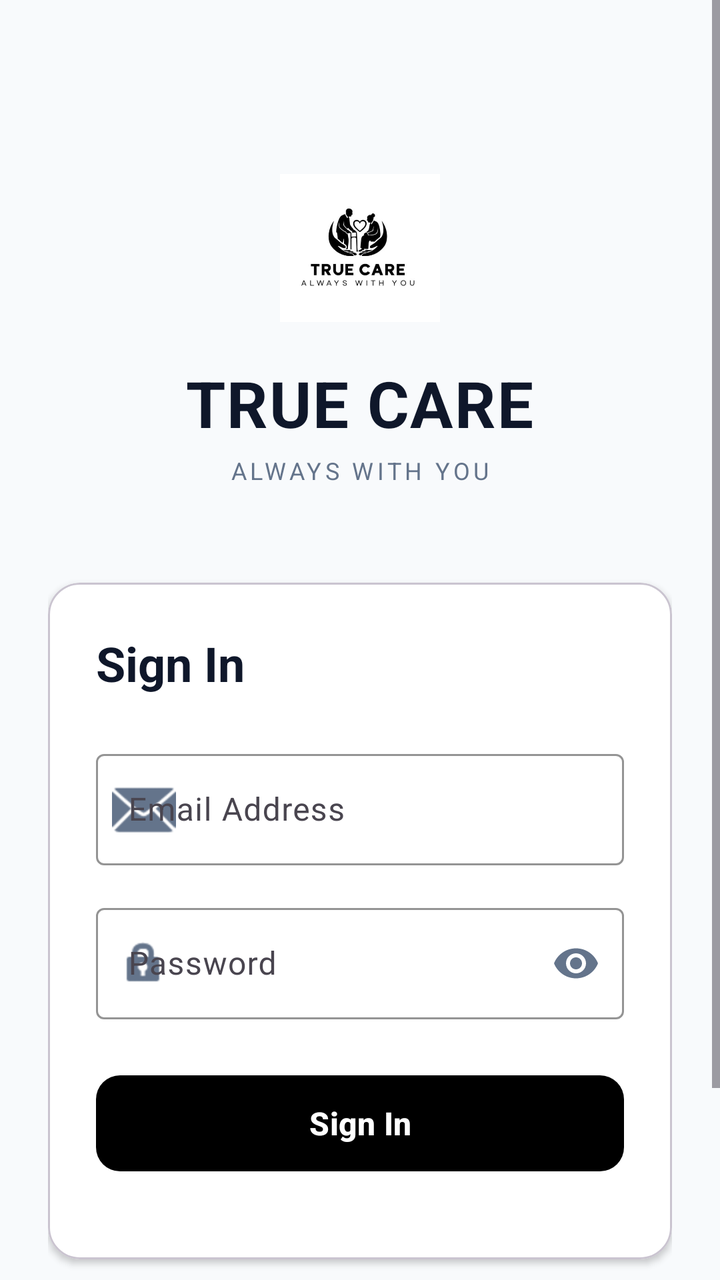
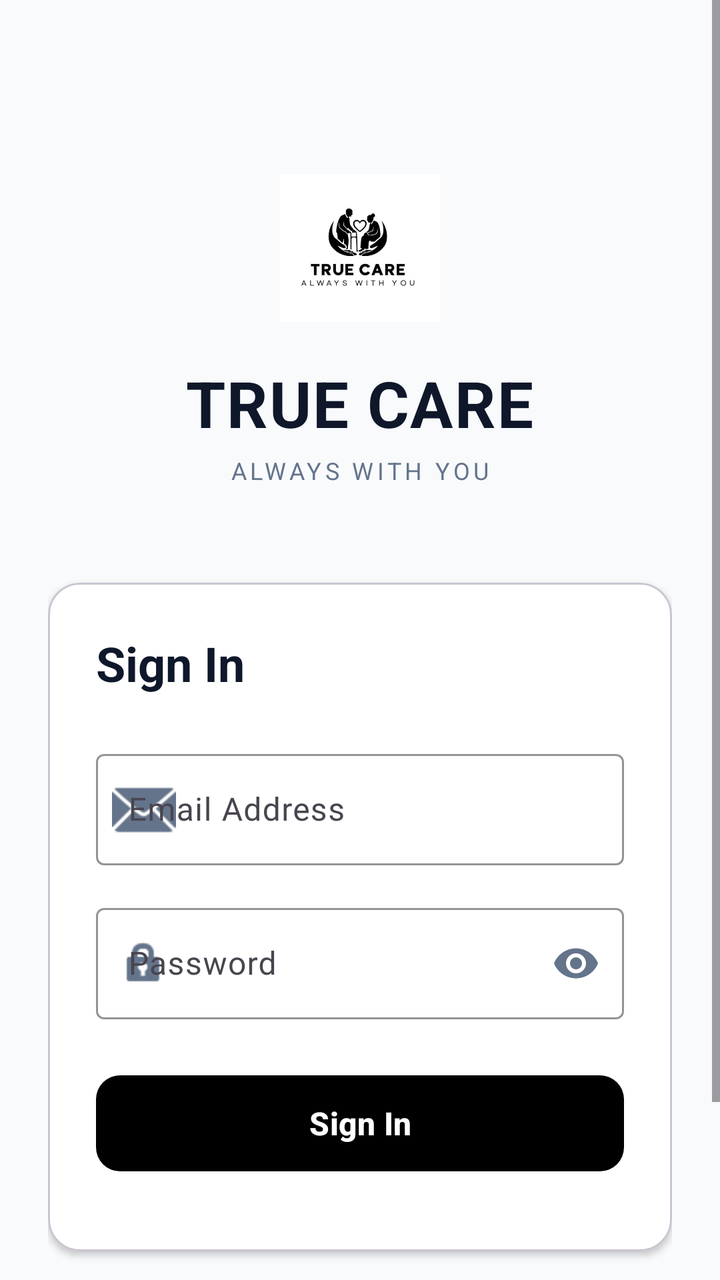

The first picture is an Android layout as it rendered before a commit; the second is the same layout after the commit. The layout source and the unified diff follow.
<!-- AndroidManifest.xml: application theme Theme.CaregiverManagementSystem -->
<!-- res/layout/activity_login.xml -->
<?xml version="1.0" encoding="utf-8"?>
<ScrollView xmlns:android="http://schemas.android.com/apk/res/android"
    xmlns:app="http://schemas.android.com/apk/res-auto"
    android:layout_width="match_parent"
    android:layout_height="match_parent"
    android:fillViewport="true"
    android:background="@color/surface">

    <androidx.constraintlayout.widget.ConstraintLayout
        android:layout_width="match_parent"
        android:layout_height="wrap_content"
        android:padding="24dp">

        
        <ImageView
            android:id="@+id/ivLogo"
            android:layout_width="80dp"
            android:layout_height="80dp"
            android:layout_marginTop="60dp"
            android:src="@mipmap/ic_launcher"
            android:contentDescription="TRUE CARE Logo"
            app:layout_constraintTop_toTopOf="parent"
            app:layout_constraintStart_toStartOf="parent"
            app:layout_constraintEnd_toEndOf="parent" />

        <TextView
            android:id="@+id/tvAppName"
            android:layout_width="wrap_content"
            android:layout_height="wrap_content"
            android:text="TRUE CARE"
            android:textSize="32sp"
            android:textStyle="bold"
            android:textColor="@color/gray_900"
            android:letterSpacing="0.02"
            android:layout_marginTop="16dp"
            app:layout_constraintTop_toBottomOf="@id/ivLogo"
            app:layout_constraintStart_toStartOf="parent"
            app:layout_constraintEnd_toEndOf="parent" />

        <TextView
            android:id="@+id/tvTagline"
            android:layout_width="wrap_content"
            android:layout_height="wrap_content"
            android:text="ALWAYS WITH YOU"
            android:textSize="12sp"
            android:textColor="@color/gray_500"
            android:letterSpacing="0.15"
            android:layout_marginTop="4dp"
            app:layout_constraintTop_toBottomOf="@id/tvAppName"
            app:layout_constraintStart_toStartOf="parent"
            app:layout_constraintEnd_toEndOf="parent" />

        
        <com.google.android.material.card.MaterialCardView
            android:id="@+id/cardLogin"
            android:layout_width="match_parent"
            android:layout_height="wrap_content"
            android:layout_marginTop="48dp"
            app:cardElevation="2dp"
            app:cardCornerRadius="16dp"
            app:cardBackgroundColor="@color/card_background"
            app:layout_constraintTop_toBottomOf="@id/tvTagline"
            app:layout_constraintStart_toStartOf="parent"
            app:layout_constraintEnd_toEndOf="parent">

            <LinearLayout
                android:layout_width="match_parent"
                android:layout_height="wrap_content"
                android:orientation="vertical"
                android:padding="24dp">

                <TextView
                    android:layout_width="wrap_content"
                    android:layout_height="wrap_content"
                    android:text="Sign In"
                    android:textSize="24sp"
                    android:textStyle="bold"
                    android:textColor="@color/gray_900"
                    android:layout_marginBottom="24dp" />

                
                <com.google.android.material.textfield.TextInputLayout
                    android:id="@+id/tilEmail"
                    android:layout_width="match_parent"
                    android:layout_height="wrap_content"
                    android:hint="Email Address"
                    app:startIconDrawable="@android:drawable/ic_dialog_email"
                    app:startIconTint="@color/gray_500"
                    app:boxStrokeColor="@color/black"
                    app:hintTextColor="@color/gray_600"
                    style="@style/Widget.Material3.TextInputLayout.OutlinedBox"
                    android:layout_marginBottom="16dp">

                    <com.google.android.material.textfield.TextInputEditText
                        android:id="@+id/etEmail"
                        android:layout_width="match_parent"
                        android:layout_height="wrap_content"
                        android:inputType="textEmailAddress"
                        android:textColor="@color/gray_900"
                        android:textSize="16sp" />
                </com.google.android.material.textfield.TextInputLayout>

                
                <com.google.android.material.textfield.TextInputLayout
                    android:id="@+id/tilPassword"
                    android:layout_width="match_parent"
                    android:layout_height="wrap_content"
                    android:hint="Password"
                    app:startIconDrawable="@android:drawable/ic_lock_idle_lock"
                    app:startIconTint="@color/gray_500"
                    app:endIconMode="password_toggle"
                    app:endIconTint="@color/gray_500"
                    app:boxStrokeColor="@color/black"
                    app:hintTextColor="@color/gray_600"
                    style="@style/Widget.Material3.TextInputLayout.OutlinedBox"
                    android:layout_marginBottom="24dp">

                    <com.google.android.material.textfield.TextInputEditText
                        android:id="@+id/etPassword"
                        android:layout_width="match_parent"
                        android:layout_height="wrap_content"
                        android:inputType="textPassword"
                        android:textColor="@color/gray_900"
                        android:textSize="16sp" />
                </com.google.android.material.textfield.TextInputLayout>

                
                <com.google.android.material.button.MaterialButton
                    android:id="@+id/btnLogin"
                    android:layout_width="match_parent"
                    android:layout_height="56dp"
                    android:text="Sign In"
                    android:textSize="16sp"
                    android:textStyle="bold"
                    android:textColor="@color/white"
                    app:backgroundTint="@color/black"
                    app:cornerRadius="12dp"
                    app:elevation="4dp"
                    android:layout_marginBottom="16dp" />

                
                <com.google.android.material.progressindicator.CircularProgressIndicator
                    android:id="@+id/progressBar"
                    android:layout_width="wrap_content"
                    android:layout_height="wrap_content"
                    android:layout_gravity="center"
                    android:indeterminate="true"
                    app:indicatorColor="@color/black"
                    android:visibility="gone" />

            </LinearLayout>
        </com.google.android.material.card.MaterialCardView>

        
        <TextView
            android:id="@+id/tvSignUpLink"
            android:layout_width="wrap_content"
            android:layout_height="wrap_content"
            android:text="Don't have an account? Sign Up"
            android:textColor="@color/primary"
            android:textSize="14sp"
            android:textStyle="bold"
            android:layout_marginTop="24dp"
            app:layout_constraintTop_toBottomOf="@id/cardLogin"
            app:layout_constraintStart_toStartOf="parent"
            app:layout_constraintEnd_toEndOf="parent" />

        
        <TextView
            android:id="@+id/tvFooter"
            android:layout_width="wrap_content"
            android:layout_height="wrap_content"
            android:text="Professional Healthcare Management"
            android:textSize="12sp"
            android:textColor="@color/gray_400"
            android:layout_marginTop="16dp"
            android:layout_marginBottom="24dp"
            app:layout_constraintTop_toBottomOf="@id/tvSignUpLink"
            app:layout_constraintStart_toStartOf="parent"
            app:layout_constraintEnd_toEndOf="parent"
            app:layout_constraintBottom_toBottomOf="parent" />

    </androidx.constraintlayout.widget.ConstraintLayout>
</ScrollView>
<!-- resources referenced by this layout -->
<resources>
  <color name="black">#000000</color>
  <color name="card_background">#FFFFFF</color>
  <color name="gray_400">#94A3B8</color>
  <color name="gray_500">#64748B</color>
  <color name="gray_600">#475569</color>
  <color name="gray_900">#0F172A</color>
  <color name="primary">#000000</color>
  <color name="surface">#F8FAFC</color>
  <color name="white">#FFFFFF</color>
  <!-- mipmap ic_launcher: png bitmap (mipmap-hdpi, 13005 bytes) -->
  <style name="Theme.CaregiverManagementSystem" parent="Theme.Material3.DayNight">
          <item name="colorPrimary">@color/primary</item>
          <item name="colorPrimaryVariant">@color/primary_variant</item>
          <item name="colorOnPrimary">@color/white</item>
          <item name="colorSecondary">@color/secondary</item>
          <item name="colorSecondaryVariant">@color/gray_700</item>
          <item name="colorOnSecondary">@color/white</item>
          <item name="android:statusBarColor">@color/black</item>
          <item name="android:windowLightStatusBar">false</item>
      </style>
  <color name="primary_variant">#1E293B</color>
  <color name="secondary">#64748B</color>
  <color name="gray_700">#334155</color>
</resources>

<!-- the commit's change to res/layout/activity_login.xml (unified diff, before → after) -->
@@ -136,7 +136,22 @@
                     app:backgroundTint="@color/black"
                     app:cornerRadius="12dp"
                     app:elevation="4dp"
-                    android:layout_marginBottom="16dp" />
+                    android:layout_marginBottom="12dp" />
+
+                
+                <com.google.android.material.button.MaterialButton
+                    android:id="@+id/btnBiometric"
+                    style="@style/Widget.Material3.Button.OutlinedButton"
+                    android:layout_width="match_parent"
+                    android:layout_height="56dp"
+                    android:text="Biometric Login"
+                    app:icon="@android:drawable/ic_lock_idle_lock"
+                    app:iconTint="@color/black"
+                    android:textColor="@color/black"
+                    app:strokeColor="@color/gray_300"
+                    app:cornerRadius="12dp"
+                    android:layout_marginBottom="16dp"
+                    android:visibility="gone" />
 
                 
                 <com.google.android.material.progressindicator.CircularProgressIndicator
@@ -165,15 +180,14 @@
             app:layout_constraintStart_toStartOf="parent"
             app:layout_constraintEnd_toEndOf="parent" />
 
-        
         <TextView
-            android:id="@+id/tvFooter"
+            android:id="@+id/tvPrivacyPolicy"
             android:layout_width="wrap_content"
             android:layout_height="wrap_content"
-            android:text="Professional Healthcare Management"
-            android:textSize="12sp"
-            android:textColor="@color/gray_400"
-            android:layout_marginTop="16dp"
+            android:text="By signing up, you agree to our Privacy Policy"
+            android:textColor="@color/gray_500"
+            android:textSize="11sp"
+            android:layout_marginTop="12dp"
             android:layout_marginBottom="24dp"
             app:layout_constraintTop_toBottomOf="@id/tvSignUpLink"
             app:layout_constraintStart_toStartOf="parent"
<!-- resource entries referenced after the edit -->
@@ -2,7 +2,7 @@
 <resources>
   <color name="black">#000000</color>
   <color name="card_background">#FFFFFF</color>
-  <color name="gray_400">#94A3B8</color>
+  <color name="gray_300">#CBD5E1</color>
   <color name="gray_500">#64748B</color>
   <color name="gray_600">#475569</color>
   <color name="gray_900">#0F172A</color>
